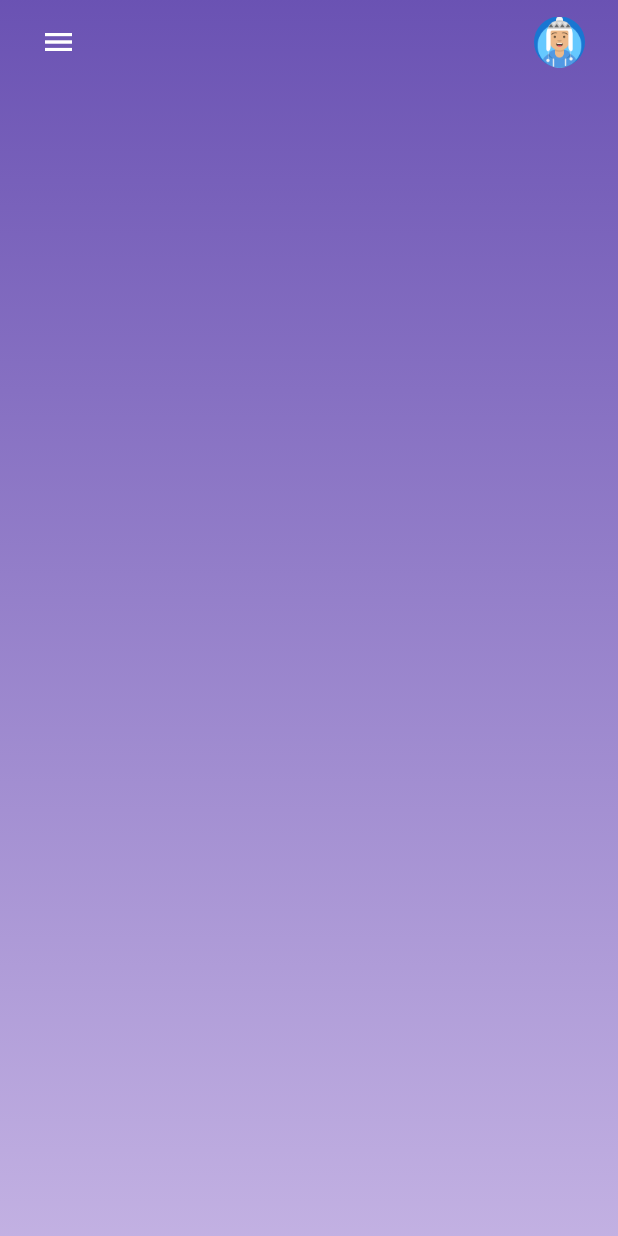
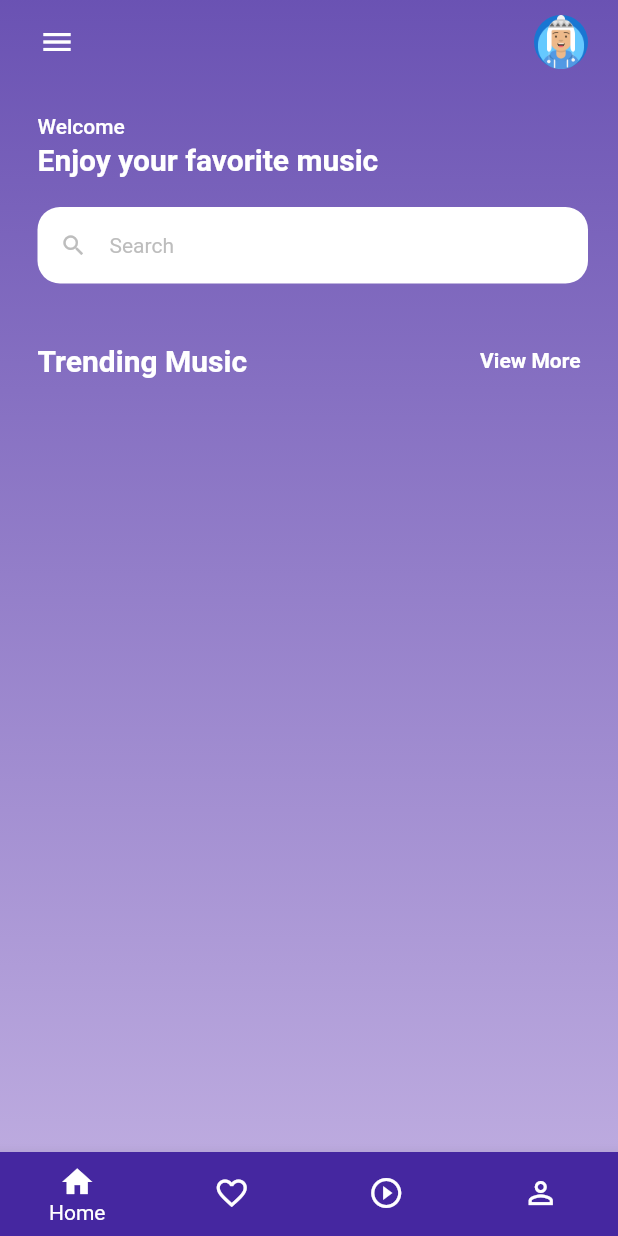
Before and after one commit to jacquuouille/music_app, a Flutter app: the screen it shows after launch, on a phone screen of 412 x 824 dp. Run offline on Flutter 3.47's test engine with Material 2 defaults, Android fonts, the light colour scheme and no system bars; our stand-ins replace get.

Commit message:
HomeScreen

```diff
--- a/lib/main.dart
+++ b/lib/main.dart
@@ -21,7 +21,7 @@ class MyApp extends StatelessWidget {
       theme: ThemeData(
         textTheme: Theme.of(context).textTheme.apply(
           bodyColor: Colors.white,
-          displayColor: Colors.white,
+          displayColor: Colors.white
         ),
       ),
       home: HomeScreen(),
--- a/lib/models/song_model.dart
+++ b/lib/models/song_model.dart
@@ -0,0 +1,35 @@
+class Song {
+  final String title;
+  final String artiste;
+  final String url;
+  // final String coverUrl;
+
+  Song({
+    required this.title,
+    required this.artiste,
+    required this.url,
+    // required this.coverUrl,
+  });
+
+  static List<Song> songs = [
+    Song(
+      title: 'Playbox',
+      artiste: 'Purple Disco Machine',
+      url: 'assets/image/pdm.jpeg',
+      // coverUrl:
+    ),
+    Song(
+      title: 'Poppiholla',
+      artiste: 'Chicane',
+      url: 'assets/image/chicane.jpeg',
+      // coverUrl:
+    ),
+    Song(
+      title: 'Where The Streets Have No Name',
+      artiste: 'U2',
+      url: 'assets/image/u2.jpg',
+  // coverUrl:
+),
+  ];
+
+}
--- a/lib/screens/home_screen.dart
+++ b/lib/screens/home_screen.dart
@@ -1,10 +1,14 @@
 import 'package:flutter/material.dart';
+import '../models/song_model.dart';
+import '../widgets/section_header.dart';
 
 class HomeScreen extends StatelessWidget {
   const HomeScreen({super.key});
 
   @override
   Widget build(BuildContext context) {
+    List<Song> songs = Song.songs;
+
     return Container(
       decoration: BoxDecoration(
         gradient: LinearGradient(
@@ -18,21 +22,128 @@ class HomeScreen extends StatelessWidget {
       ),
       child: Scaffold(
         backgroundColor: Colors.transparent,
-        appBar: _CustomAppBar(
-          ),
-        body: Container(),
+        appBar: const _CustomAppBar(),
+        bottomNavigationBar: const _CustomNavBar(),
+        body: SingleChildScrollView(
+          child: Padding(
+            padding: const EdgeInsets.only(top: 20.0, left: 25.0),
+            child: Column(
+              mainAxisAlignment: MainAxisAlignment.start,
+              crossAxisAlignment: CrossAxisAlignment.start,
+              children: [
+                Text(
+                  "Welcome",
+                  style: Theme.of(context)
+                    .textTheme
+                    .bodyLarge,
+                  ),
+                  const SizedBox(height: 3.0),
+                  Text(
+                    "Enjoy your favorite music",
+                    style: Theme.of(context)
+                    .textTheme
+                    .headline6
+                    !.copyWith(fontWeight: FontWeight.bold)
+                  ),
+                  const SizedBox(height: 20.0),
+                  const _DiscoverMusic(),
+                  const SizedBox(height: 40.0),
+                  const SectionHeader(
+                    title: 'Trending Music'
+                  ),
+                  const SizedBox(height: 15.0),
+
+                ],
+              ),
+           ),
         ),
-      );
+      ),
+    );
   }
 }
 
+
+// 3. SEARCH BAR
+class _DiscoverMusic extends StatelessWidget {
+  const _DiscoverMusic({
+    super.key,
+  });
+
+  @override
+  Widget build(BuildContext context) {
+    return Padding(
+      padding: const EdgeInsets.only(right: 20.0),
+      child: TextFormField(
+        decoration: InputDecoration(
+          isDense: true,
+          filled: true,
+          fillColor: Colors.white,
+          hintText: 'Search',
+          hintStyle: Theme.of(context)
+            .textTheme
+            .bodyMedium!
+            .copyWith(color: Colors.grey.shade400),
+          prefixIcon:
+            Icon(Icons.search,
+            color: Colors.grey.shade400
+          ),
+          border: OutlineInputBorder(
+            borderRadius: BorderRadius.circular(15.0),
+            borderSide: BorderSide.none,
+          )
+        )
+      ),
+    );
+  }
+}
+
+
+// 2.CUSTOM BOTTOM NAVIGATION BAR
+class _CustomNavBar extends StatelessWidget {
+  const _CustomNavBar({
+    super.key,
+  });
+
+  @override
+  Widget build(BuildContext context) {
+    return BottomNavigationBar(
+      type: BottomNavigationBarType.fixed,
+      backgroundColor: Colors.deepPurple.shade800,
+      unselectedItemColor: Colors.white,
+      selectedItemColor: Colors.white,
+      showUnselectedLabels: false,
+      // showSelectedLabels: false,
+      items: const [
+        BottomNavigationBarItem(
+          icon: Icon(Icons.home),
+          label: 'Home'
+        ),
+        BottomNavigationBarItem(
+          icon: Icon(Icons.favorite_outline),
+          label: 'Favourites'
+        ),
+        BottomNavigationBarItem(
+          icon: Icon(Icons.play_circle_outline),
+          label: 'Play'
+        ),
+        BottomNavigationBarItem(
+          icon: Icon(Icons.person_outline),
+          label: 'Profile'
+        ),
+      ]
+    );
+  }
+}
+
+
+// 1.CUSTOM HEADING BAR
 class _CustomAppBar extends StatelessWidget with PreferredSizeWidget { // we need to put the operator 'with', otherwise there will be an error
   const _CustomAppBar({super.key});
 
   @override
   Widget build(BuildContext context) {
     return Padding(
-      padding: const EdgeInsets.all(11.0),
+      padding: const EdgeInsets.all(10.0),
       child: AppBar(
         backgroundColor: Colors.transparent,
         elevation: 0,
--- /dev/null
+++ b/lib/widgets/section_header.dart
@@ -0,0 +1,37 @@
+import 'package:flutter/material.dart';
+
+class SectionHeader extends StatelessWidget {
+  final String title;
+  final String action;
+
+  const SectionHeader({
+    super.key,
+    required this.title,
+    this.action = 'View More'
+  });
+
+  @override
+  Widget build(BuildContext context) {
+    return Padding(
+      padding: const EdgeInsets.only(right: 25.0),
+      child: Row(
+        mainAxisAlignment: MainAxisAlignment.spaceBetween,
+        children: [
+          Text(
+            title,
+            style: Theme.of(context)
+              .textTheme
+              .headline6
+              !.copyWith(fontWeight: FontWeight.bold)
+          ),
+          Text(
+            action,
+              style: Theme.of(context)
+              .textTheme
+              .bodyLarge
+              !.copyWith(fontWeight: FontWeight.bold)
+          )
+        ],),
+    );
+  }
+}
--- a/lib/widgets/widgets.dart
+++ b/lib/widgets/widgets.dart
@@ -0,0 +1,2 @@
+export 'section_header.dart';
+// export 'song_card.dart';
```
Also changed, not shown: assets/image/chicane.jpeg (added), assets/image/pdm.jpeg (added), assets/image/u2.jpg (added).
